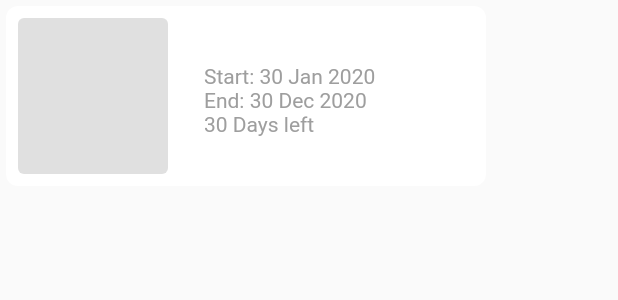
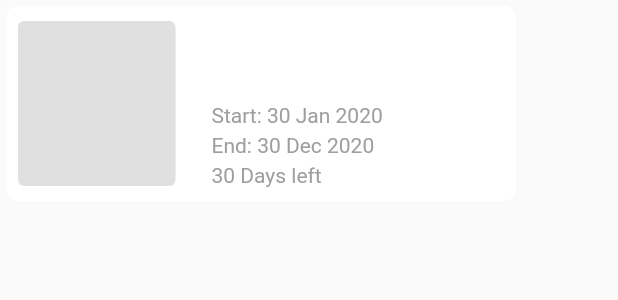
Before and after one commit to ziaurrahaman/hunter-app, a Flutter app: the BrochureListItem widget shown alone on an empty page, opened directly with empty values, on a phone screen of 412 x 824 dp. Shown: the top 300 px of the screen. Run offline on Flutter 3.47's test engine with Material 2 defaults, Android fonts, the phone set to English and light mode, and no system bars; our stand-ins replace carousel_slider, flutter_swiper, material_design_icons_flutter; network calls fail.

Commit message:
some modification done

```diff
--- a/lib/listviewItem/borchure_list_item.dart
+++ b/lib/listviewItem/borchure_list_item.dart
@@ -8,8 +8,8 @@ class BrochureListItem extends StatelessWidget {
   Widget build(BuildContext context) {
     return Container(
         margin: EdgeInsets.all(4),
-        height: 120,
-        width: 320,
+        height: 130,
+        width: 340,
         decoration: BoxDecoration(
             color: Colors.white,
             borderRadius: BorderRadius.all(Radius.circular(8))),
@@ -17,8 +17,8 @@ class BrochureListItem extends StatelessWidget {
           children: <Widget>[
             Container(
               margin: EdgeInsets.all(8),
-              height: 130,
-              width: 100,
+              height: 110,
+              width: 105,
               decoration: BoxDecoration(
                   color: Colors.grey[300],
                   borderRadius: BorderRadius.all(Radius.circular(4))),
@@ -26,31 +26,44 @@ class BrochureListItem extends StatelessWidget {
             Container(
               width: 200,
               child: ListTile(
-                title: Text(
+                title: Padding(
+                  padding: const EdgeInsets.only(top: 8.0),
+                  child: Text(
                     marketName,
                     style: TextStyle(
-                      color: Colors.indigo[900], fontWeight: FontWeight.bold),
+                        color: Color(0xff000c4f), fontWeight: FontWeight.bold),
                   ),
-                subtitle: Column(
+                ),
+                subtitle: Padding(
+                  padding: const EdgeInsets.only(bottom: 38.0),
+                  child: Column(
                     crossAxisAlignment: CrossAxisAlignment.start,
                     children: <Widget>[
-                    SizedBox(
-                      height: 16,
-                    ),
-                    Text(
+                      Spacer(),
+                      Padding(
+                        padding: const EdgeInsets.only(top: 2, bottom: 2),
+                        child: Text(
                           'Start: 30 Jan 2020',
                           style: TextStyle(color: Colors.grey),
                           textAlign: TextAlign.start,
                         ),
-                    Text(
+                      ),
+                      Padding(
+                        padding: const EdgeInsets.only(top: 2, bottom: 2),
+                        child: Text(
                           'End: 30 Dec 2020',
                           style: TextStyle(color: Colors.grey),
                         ),
-                    Text(
+                      ),
+                      Padding(
+                        padding: const EdgeInsets.only(top: 2, bottom: 2),
+                        child: Text(
                           '30 Days left',
                           style: TextStyle(color: Colors.grey),
                         ),
+                      ),
                     ],
+                  ),
                 ),
               ),
             ),
--- a/lib/listviewItem/deals_by_shop_list_item.dart
+++ b/lib/listviewItem/deals_by_shop_list_item.dart
@@ -15,7 +15,7 @@ class DealsByShopItem extends StatelessWidget {
       width: 120,
       decoration: BoxDecoration(
           borderRadius: BorderRadius.all(Radius.circular(8)),
-          color: index.isEven ? Colors.indigo[900] : Colors.amber),
+          color: index.isEven ? Color(0xff000c4f) : Colors.amber),
       child: Column(
         children: <Widget>[
           icon,
--- a/lib/mebership_card.dart
+++ b/lib/mebership_card.dart
@@ -36,7 +36,7 @@ class MembershipCard extends StatelessWidget {
                       width: 60,
                       decoration: BoxDecoration(
                         shape: BoxShape.circle,
-                        color: Colors.black,
+                        color: Color(0xff000c4f),
                       ),
                     ),
                   ],
@@ -59,12 +59,12 @@ class MembershipCard extends StatelessWidget {
               children: <Widget>[
                 Icon(
                   MdiIcons.barcode,
-                  color: Colors.black,
+                  color: Color(0xff000c4f),
                   size: 72,
                 ),
                 Icon(
                   MdiIcons.barcode,
-                  color: Colors.black,
+                  color: Color(0xff000c4f),
                   size: 72,
                 ),
               ],
```
Also changed, not shown: lib/hunter_card_home_page.dart (+71 -34 lines). Lines whose indentation alone changed are shown as unchanged.
